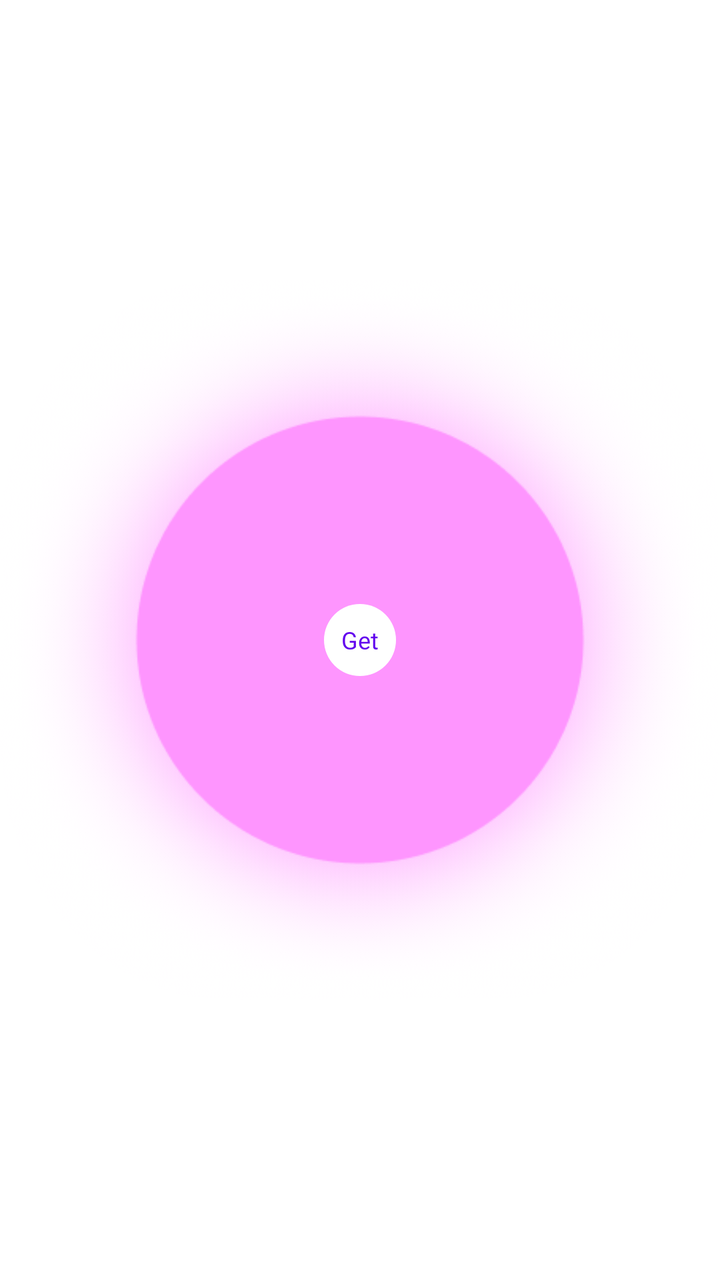
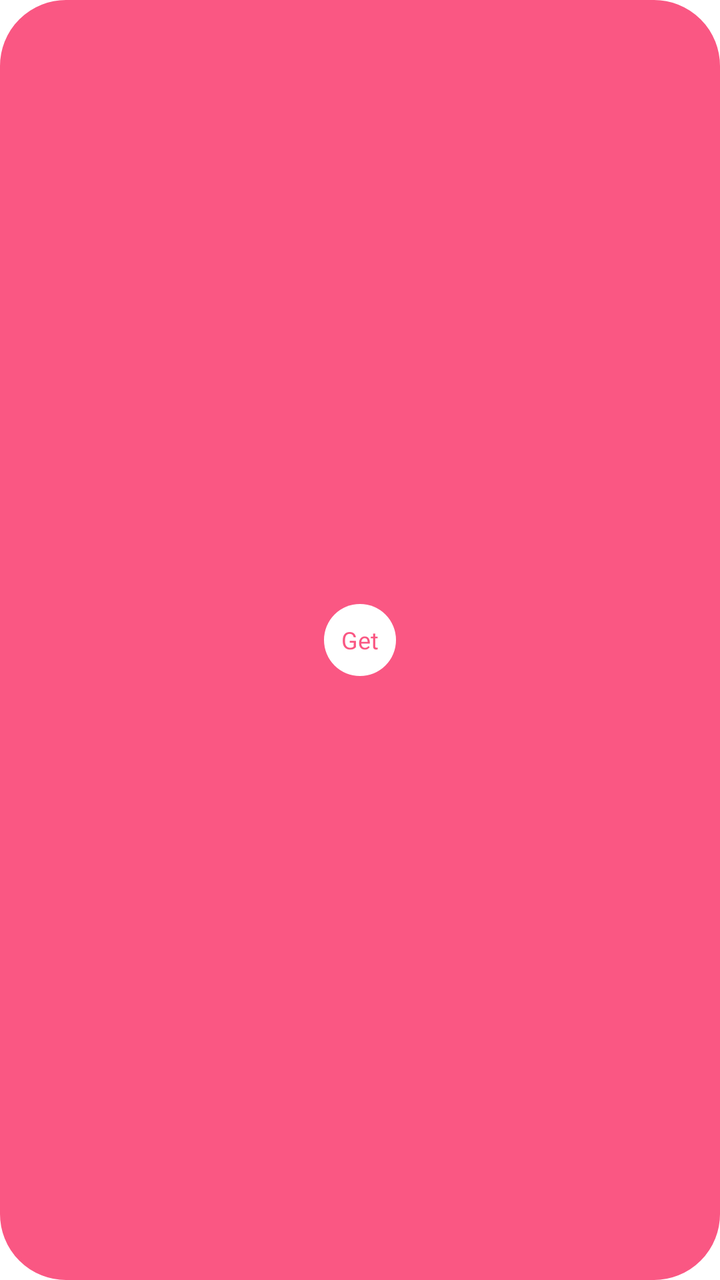

An Android layout rendered at two revisions. The XML below is the earlier revision; the diff shows what the commit changed to produce the second picture.
<!-- AndroidManifest.xml: application theme Theme.MyApplication -->
<!-- res/layout/item_download_theme_button_view.xml -->
<?xml version="1.0" encoding="utf-8"?>
<androidx.constraintlayout.widget.ConstraintLayout xmlns:android="http://schemas.android.com/apk/res/android" xmlns:app="http://schemas.android.com/apk/res-auto"  android:gravity="center" android:layout_gravity="center" android:id="@+id/innerDownloadContainer" android:focusable="true" android:clickable="true" android:layout_width="@dimen/dp_84" android:layout_height="@dimen/dp_84" android:foreground="?android:attr/selectableItemBackground" android:clipToOutline="true">
    <androidx.appcompat.widget.AppCompatImageView
        android:layout_gravity="center_vertical"
        android:layout_width="match_parent"
        android:layout_height="match_parent"
        android:src="@drawable/bg_button_get_theme_1"
        android:tint="@color/primary"
        app:layout_constraintBottom_toBottomOf="parent"
        app:layout_constraintEnd_toEndOf="parent"
        app:layout_constraintStart_toStartOf="parent"
        app:layout_constraintTop_toTopOf="parent"/>
    <TextView
        android:textSize="@dimen/sp_12"
        android:textColor="?attr/colorPrimary"
        android:gravity="center"
        android:layout_gravity="center"
        android:id="@+id/tvDownload"
        android:background="@drawable/bg_circle"
        android:padding="@dimen/dp_2"
        android:layout_width="@dimen/dp_36"
        android:layout_height="@dimen/dp_36"
        android:text="@string/get"
        android:fontFamily="@font/helvetica_medium"
        android:backgroundTint="@color/white"
        android:autoSizeTextType="uniform"
        android:autoSizeMinTextSize="@dimen/sp_6"
        android:autoSizeMaxTextSize="@dimen/sp_12"
        app:layout_constraintBottom_toBottomOf="parent"
        app:layout_constraintEnd_toEndOf="parent"
        app:layout_constraintStart_toStartOf="parent"
        app:layout_constraintTop_toTopOf="parent"/>
    <com.app.personalization.core.ui.ShimmerView
        android:id="@+id/shimmerView"
        android:visibility="gone"
        android:layout_width="0dp"
        android:layout_height="0dp"
        app:layout_constraintBottom_toBottomOf="parent"
        app:layout_constraintEnd_toEndOf="parent"
        app:layout_constraintStart_toStartOf="parent"
        app:layout_constraintTop_toTopOf="parent"/>
</androidx.constraintlayout.widget.ConstraintLayout>
<!-- resources referenced by this layout -->
<resources>
  <color name="primary">#fe95fe</color>
  <color name="white">#ffffffff</color>
  <dimen name="dp_2">2dp</dimen>
  <dimen name="dp_36">36dp</dimen>
  <dimen name="dp_84">84dp</dimen>
  <dimen name="sp_12">12sp</dimen>
  <dimen name="sp_6">6sp</dimen>
  <!-- drawable bg_button_get_theme_1: png bitmap (drawable, 193644 bytes) -->
  <!-- drawable bg_circle (drawable) -->
  <?xml version="1.0" encoding="utf-8"?>
  <shape xmlns:android="http://schemas.android.com/apk/res/android" android:shape="oval">
      <gradient
          android:startColor="@color/white"
          android:endColor="@color/white"
          android:angle="-90"/>
  </shape>
  <string name="get">Get</string>
  <style name="Theme.MyApplication" parent="Theme.MaterialComponents.Light.NoActionBar">
          
          <item name="colorPrimary">@color/purple_500</item>
          <item name="colorPrimaryVariant">@color/purple_700</item>
          <item name="colorOnPrimary">@color/white</item>
          
          <item name="colorSecondary">@color/teal_200</item>
          <item name="colorSecondaryVariant">@color/teal_700</item>
          <item name="colorOnSecondary">@color/black</item>
          
          <item name="android:statusBarColor">?attr/primaryBackgroundColor</item>
          <item name="android:windowLightStatusBar">true</item>
          <item name="android:navigationBarColor">?attr/primaryBackgroundColor</item>
          <item name="android:windowLightNavigationBar" tools:targetApi="o_mr1">true</item>
          
          
          <item name="primaryBackgroundColor">#FFFFFF</item>
          <item name="secondaryBackgroundColor">#F3F4F6</item>
          <item name="titleTextColor">#111827</item>
          <item name="detailTextColor">#6B7280</item>
          <item name="lineColor">#E5E7EB</item>
          <item name="primaryColor">#4F46E5</item>
          <item name="tabBackgroundColor">#E5E7EB</item>
          <item name="elevation">4dp</item>
          <item name="android:windowBackground">?attr/primaryBackgroundColor</item>
      </style>
  <color name="purple_500">#ff6200ee</color>
  <color name="purple_700">#ff3700b3</color>
  <color name="teal_200">#ff03dac5</color>
  <color name="teal_700">#ff018786</color>
  <color name="black">#ff000000</color>
</resources>

<!-- the commit's change to res/layout/item_download_theme_button_view.xml (unified diff, before → after) -->
@@ -4,8 +4,8 @@
         android:layout_gravity="center_vertical"
         android:layout_width="match_parent"
         android:layout_height="match_parent"
-        android:src="@drawable/bg_button_get_theme_1"
-        android:tint="@color/primary"
+        android:src="@drawable/bg_button_get_theme"
+        app:tint="@color/brand_primary"
         app:layout_constraintBottom_toBottomOf="parent"
         app:layout_constraintEnd_toEndOf="parent"
         app:layout_constraintStart_toStartOf="parent"
<!-- resource entries referenced after the edit -->
@@ -1,13 +1,28 @@
 <!-- resources referenced by this layout -->
 <resources>
-  <color name="primary">#fe95fe</color>
+  <color name="brand_primary">#FA5783</color>
   <color name="white">#ffffffff</color>
   <dimen name="dp_2">2dp</dimen>
   <dimen name="dp_36">36dp</dimen>
   <dimen name="dp_84">84dp</dimen>
   <dimen name="sp_12">12sp</dimen>
   <dimen name="sp_6">6sp</dimen>
-  <!-- drawable bg_button_get_theme_1: png bitmap (drawable, 193644 bytes) -->
+  <!-- drawable bg_button_get_theme (drawable) -->
+  <?xml version="1.0" encoding="utf-8"?>
+  <selector xmlns:android="http://schemas.android.com/apk/res/android">
+      <item>
+          <shape>
+              <stroke
+                  android:width="@dimen/dp_2"
+                  android:color="#ffbffd"/>
+              <corners android:radius="@dimen/dp_32"/>
+              <gradient
+                  android:startColor="#ff52ef"
+                  android:endColor="#fe95fe"
+                  android:angle="90"/>
+          </shape>
+      </item>
+  </selector>
   <!-- drawable bg_circle (drawable) -->
   <?xml version="1.0" encoding="utf-8"?>
   <shape xmlns:android="http://schemas.android.com/apk/res/android" android:shape="oval">
@@ -19,11 +34,11 @@
   <string name="get">Get</string>
   <style name="Theme.MyApplication" parent="Theme.MaterialComponents.Light.NoActionBar">
           
-          <item name="colorPrimary">@color/purple_500</item>
+          <item name="colorPrimary">@color/brand_primary</item>
           <item name="colorPrimaryVariant">@color/purple_700</item>
           <item name="colorOnPrimary">@color/white</item>
           
-          <item name="colorSecondary">@color/teal_200</item>
+          <item name="colorSecondary">@color/brand_secondary</item>
           <item name="colorSecondaryVariant">@color/teal_700</item>
           <item name="colorOnSecondary">@color/black</item>
           
@@ -34,19 +49,22 @@
           
           
           <item name="primaryBackgroundColor">#FFFFFF</item>
-          <item name="secondaryBackgroundColor">#F3F4F6</item>
-          <item name="titleTextColor">#111827</item>
-          <item name="detailTextColor">#6B7280</item>
-          <item name="lineColor">#E5E7EB</item>
-          <item name="primaryColor">#4F46E5</item>
-          <item name="tabBackgroundColor">#E5E7EB</item>
-          <item name="elevation">4dp</item>
+          <item name="secondaryBackgroundColor">#F8F9FA</item>
+          <item name="titleTextColor">@color/text_primary</item>
+          <item name="detailTextColor">@color/text_secondary</item>
+          <item name="lineColor">@color/divider_line</item>
+          <item name="primaryColor">@color/brand_primary</item>
+          <item name="tabBackgroundColor">#F0F0F0</item>
+          <item name="elevation">2dp</item>
           <item name="android:windowBackground">?attr/primaryBackgroundColor</item>
       </style>
-  <color name="purple_500">#ff6200ee</color>
-  <color name="purple_700">#ff3700b3</color>
-  <color name="teal_200">#ff03dac5</color>
+  <dimen name="dp_32">32dp</dimen>
+  <color name="purple_700">#E0335D</color>
+  <color name="brand_secondary">#25D2BB</color>
   <color name="teal_700">#ff018786</color>
   <color name="black">#ff000000</color>
+  <color name="text_primary">#1A1A1A</color>
+  <color name="text_secondary">#757575</color>
+  <color name="divider_line">#EAEAEA</color>
 </resources>
 
